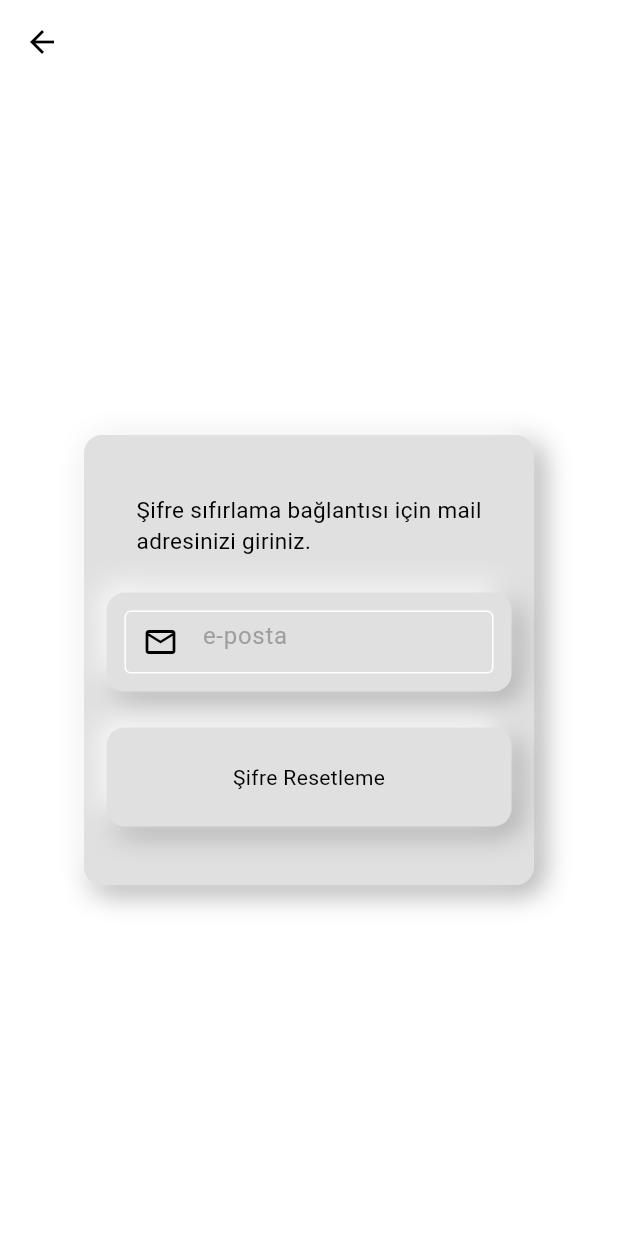
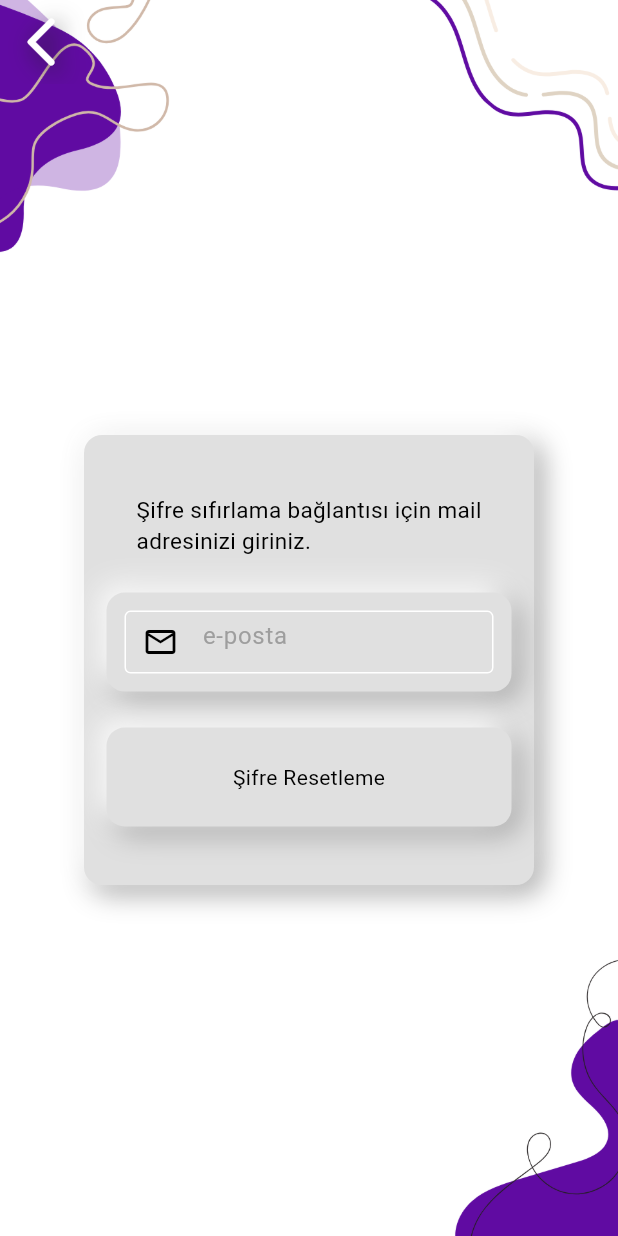
Before and after one commit to balciemirhan/TobetoApp, a Flutter app: the screen it shows after launch, after a tap on "Şifreni mi unuttun?", on a phone screen of 412 x 824 dp. Run offline on Flutter 3.47's test engine with Material 3 defaults, Android fonts, the phone set to English and light mode, and no system bars; our stand-ins replace concentric_transition, curved_navigation_bar, firebase_auth, firebase_core, flutter_advanced_drawer, google_sign_in and 2 more; accounts and stored records are empty.

Commit message:
drawer, forgot, login edit

```diff
--- a/tobeto_app/lib/config/constant/theme/text.dart
+++ b/tobeto_app/lib/config/constant/theme/text.dart
@@ -13,10 +13,11 @@ class AppText {
   static const String drawerNameSurname = "Ad Soyad";
   static const String drawerHome = "Anasayfa";
   static const String drawerRating = "Değerlendirmeler";
-  static const String drawerProfile = "Profilim";
+  static const String drawerNotice = "Duyurular";
   static const String drawerCatalog = "Katalog";
   static const String drawerCalendar = "Takvim";
   static const String drawerCopyRight = "© 2022 Tobeto";
+  static const String drawerSurvey = "Anketler";
 
 // --------------------------- Login Page ---------------------------
 
--- a/tobeto_app/lib/pages/catalog/catalog_page.dart
+++ b/tobeto_app/lib/pages/catalog/catalog_page.dart
@@ -2,7 +2,6 @@ import 'package:flutter/material.dart';
 import 'package:tobeto_app/config/constant/core/widget/top_bar_widget_interval.dart';
 import 'package:tobeto_app/config/constant/theme/text.dart';
 import 'package:tobeto_app/pages/catalog/catalog_course_filter.dart';
-import 'package:tobeto_app/pages/view_more/course_list_filter.dart';
 
 class CatalogPage extends StatelessWidget {
   const CatalogPage({Key? key}) : super(key: key);
--- a/tobeto_app/lib/pages/forgot/forgot_password_page.dart
+++ b/tobeto_app/lib/pages/forgot/forgot_password_page.dart
@@ -7,8 +7,32 @@ class ForgotPasswordPage extends StatelessWidget {
 
   @override
   Widget build(BuildContext context) {
-    return Scaffold(
-      appBar: AppBar(),
+    return Container(
+      decoration: const BoxDecoration(
+          image: DecorationImage(
+        fit: BoxFit.cover,
+        image: AssetImage("assets/images/forgot_background.png"),
+      )),
+      child: Scaffold(
+        appBar: AppBar(
+          backgroundColor: Colors.transparent,
+          leading: IconButton(
+              onPressed: () {
+                Navigator.of(context).pushNamed("/authGate");
+              },
+              icon: Icon(
+                Icons.arrow_back_ios_rounded,
+                color: Colors.white,
+                size: 40,
+                shadows: [
+                  Shadow(
+                      color: Colors.grey.shade900,
+                      blurRadius: 20,
+                      offset: const Offset(4, 4))
+                ],
+              )),
+        ),
+        backgroundColor: Colors.transparent,
         body: Center(
           child: Column(
             mainAxisAlignment: MainAxisAlignment.center,
@@ -19,6 +43,7 @@ class ForgotPasswordPage extends StatelessWidget {
             ],
           ),
         ),
+      ),
     );
   }
 }
--- a/tobeto_app/lib/pages/login/login_page_Square_buttons.dart
+++ b/tobeto_app/lib/pages/login/login_page_Square_buttons.dart
@@ -8,27 +8,21 @@ class LoginPageSquareButtons extends StatelessWidget {
 
   @override
   Widget build(BuildContext context) {
-    return SizedBox(
-      width: 250,
-      height: 70,
-      child: ListView(
-        padding: const EdgeInsets.symmetric(horizontal: 10, vertical: 10),
-        /* itemExtent: 70, */
-        scrollDirection: Axis.horizontal,
+    return Row(
+      mainAxisAlignment: MainAxisAlignment.center,
       children: [
         SquareAuthButtons(
           imagePath: AppImage.googleButtonImage,
           onTap: () => GoogleAuthenticationService().signInWithGoogle(),
         ),
-          Padding(
-            padding: const EdgeInsets.symmetric(horizontal: 10),
-            child: SquareAuthButtons(
+        const SizedBox(
+          width: 20,
+        ),
+        SquareAuthButtons(
           imagePath: AppImage.appleButtonImage,
           onTap: () {},
         ),
-          ),
       ],
-      ),
     );
   }
 }
--- a/tobeto_app/pubspec.yaml
+++ b/tobeto_app/pubspec.yaml
@@ -105,6 +105,8 @@ flutter:
     - assets/images/cat_profile.png
     - assets/images/tobeto_background.gif
     - assets/images/not_found_cat.gif
+    - assets/images/forgot_background.png
+
 
   # An image asset can refer to one or more resolution-specific "variants", see
   # https://flutter.dev/assets-and-images/#resolution-aware
```
Also changed, not shown: tobeto_app/lib/config/constant/core/widget/drawer/my_drawer.dart (+43 -35 lines), tobeto_app/assets/images/forgot_background.png (added). Lines whose indentation alone changed are shown as unchanged.
